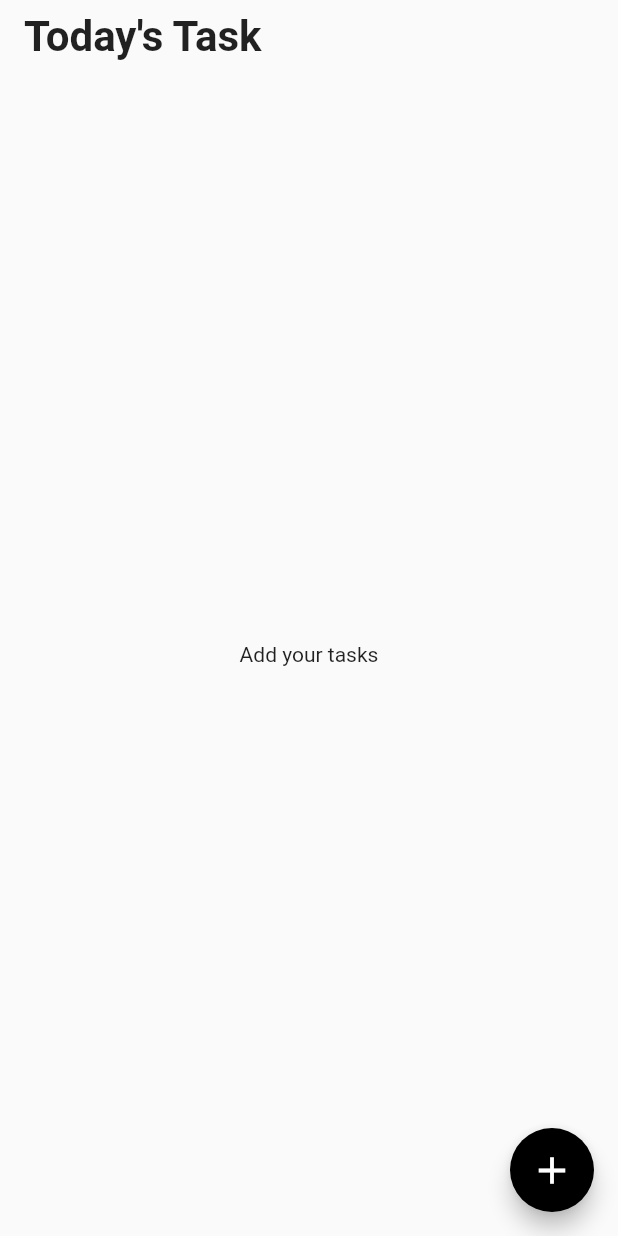
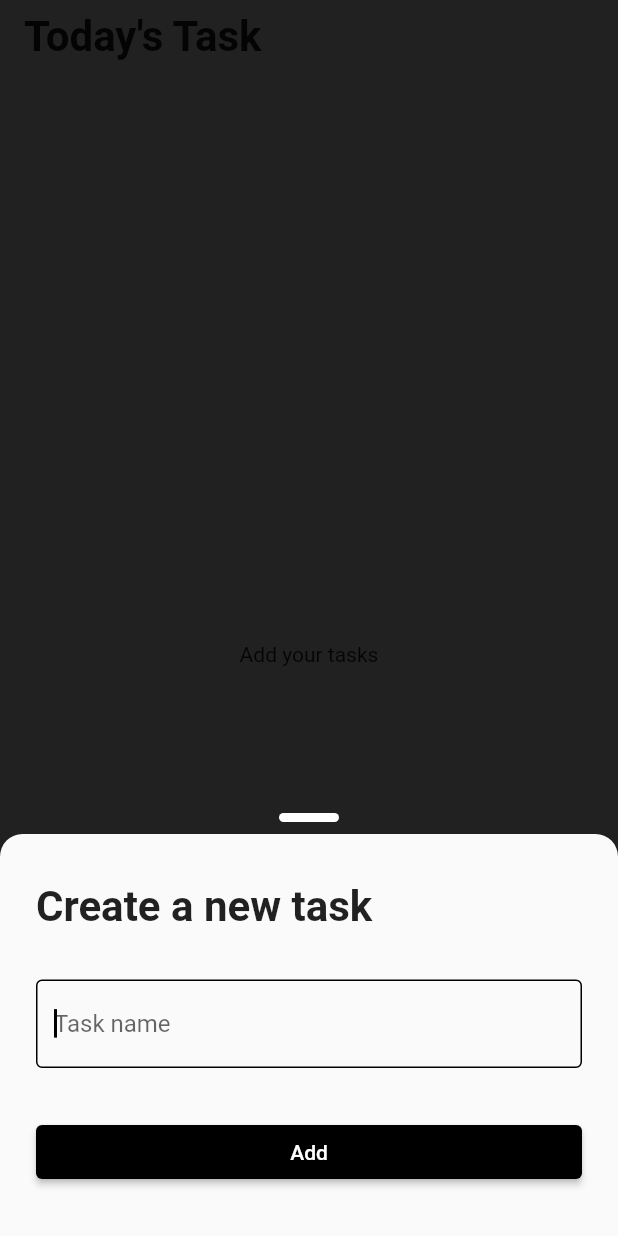
Before and after one commit to GabrielOak/flutter-tasks, a Flutter app: the screen it shows after launch, after a tap on the "add" icon, on a phone screen of 412 x 824 dp. Run offline on Flutter 3.47's test engine with Material 2 defaults, Android fonts, the phone set to English and light mode, and no system bars; our stand-ins replace modal_bottom_sheet, sqflite; accounts and stored records are empty.

Commit message:
Add new task modal

```diff
--- a/lib/pages/home_page.dart
+++ b/lib/pages/home_page.dart
@@ -1,5 +1,7 @@
 import 'package:flutter/material.dart';
+import 'package:modal_bottom_sheet/modal_bottom_sheet.dart';
 import 'package:tasks/database/dao/tasks_dao.dart';
+import 'package:tasks/widgets/add_task_modal.dart';
 import 'package:tasks/widgets/loading_indicator.dart';
 import 'package:tasks/widgets/task_card.dart';
 import 'package:tasks/models/task.dart';
@@ -65,20 +67,19 @@ class _HomePageState extends State<HomePage> {
                 }),
           ),
         ],
-      )
-          // Expanded(
-          //   child: Column(
-          //   children: [
-          //     TaskCard(task: Task(1, 'Estudar inglês', false)),
-          //   ],
-          // ))
-          ),
+      )),
       floatingActionButton: FloatingActionButton(
         child: const Icon(
           Icons.add,
           size: 30,
         ),
-        onPressed: () {},
+        onPressed: () {
+          showBarModalBottomSheet(
+              context: context,
+              builder: (BuildContext context) {
+                return const AddTaskModal();
+              });
+        },
         backgroundColor: Colors.black,
       ),
     );
--- /dev/null
+++ b/lib/widgets/add_task_modal.dart
@@ -0,0 +1,63 @@
+import 'package:flutter/material.dart';
+import 'package:tasks/widgets/input.dart';
+
+class AddTaskModal extends StatelessWidget {
+  const AddTaskModal({Key? key}) : super(key: key);
+
+  @override
+  Widget build(BuildContext context) {
+    double width = MediaQuery.of(context).size.width;
+    return SingleChildScrollView(
+      child: Container(
+        padding:
+            EdgeInsets.only(bottom: MediaQuery.of(context).viewInsets.bottom),
+        child: Padding(
+          padding: const EdgeInsets.all(16),
+          child: Column(
+            crossAxisAlignment: CrossAxisAlignment.stretch,
+            mainAxisSize: MainAxisSize.min,
+            children: [
+              SizedBox(
+                width: width,
+                child: const Padding(
+                  padding: EdgeInsets.symmetric(
+                    horizontal: 8,
+                    vertical: 16,
+                  ),
+                  child: Text(
+                    'Create a new task',
+                    style: TextStyle(
+                      fontSize: 28,
+                      fontWeight: FontWeight.bold,
+                    ),
+                  ),
+                ),
+              ),
+              const Padding(
+                padding: EdgeInsets.symmetric(
+                  vertical: 16,
+                  horizontal: 8,
+                ),
+                child: Input(
+                  hintText: 'Task name',
+                ),
+              ),
+              Padding(
+                padding: const EdgeInsets.symmetric(
+                  vertical: 16,
+                  horizontal: 8,
+                ),
+                child: ElevatedButton(
+                    onPressed: () {},
+                    child: const Text('Add'),
+                    style: ElevatedButton.styleFrom(
+                      primary: Colors.black,
+                    )),
+              )
+            ],
+          ),
+        ),
+      ),
+    );
+  }
+}
--- /dev/null
+++ b/lib/widgets/input.dart
@@ -0,0 +1,27 @@
+import 'package:flutter/material.dart';
+
+class Input extends StatelessWidget {
+  const Input({Key? key, required this.hintText}) : super(key: key);
+
+  final String hintText;
+
+  @override
+  Widget build(BuildContext context) {
+    return TextFormField(
+        cursorColor: Colors.black,
+        autofocus: true,
+        decoration: InputDecoration(
+          focusedBorder: const OutlineInputBorder(
+              borderSide: BorderSide(
+            color: Colors.black,
+          )),
+          border: OutlineInputBorder(
+            borderRadius: BorderRadius.circular(10),
+            borderSide: const BorderSide(
+              color: Colors.black,
+            ),
+          ),
+          hintText: hintText,
+        ));
+  }
+}
--- a/pubspec.yaml
+++ b/pubspec.yaml
@@ -35,6 +35,7 @@ dependencies:
   # Use with the CupertinoIcons class for iOS style icons.
   cupertino_icons: ^1.0.2
   sqflite: ^2.0.2
+  modal_bottom_sheet: ^2.0.0
 
 dev_dependencies:
   flutter_test:
```
Also changed, not shown: pubspec.lock.
